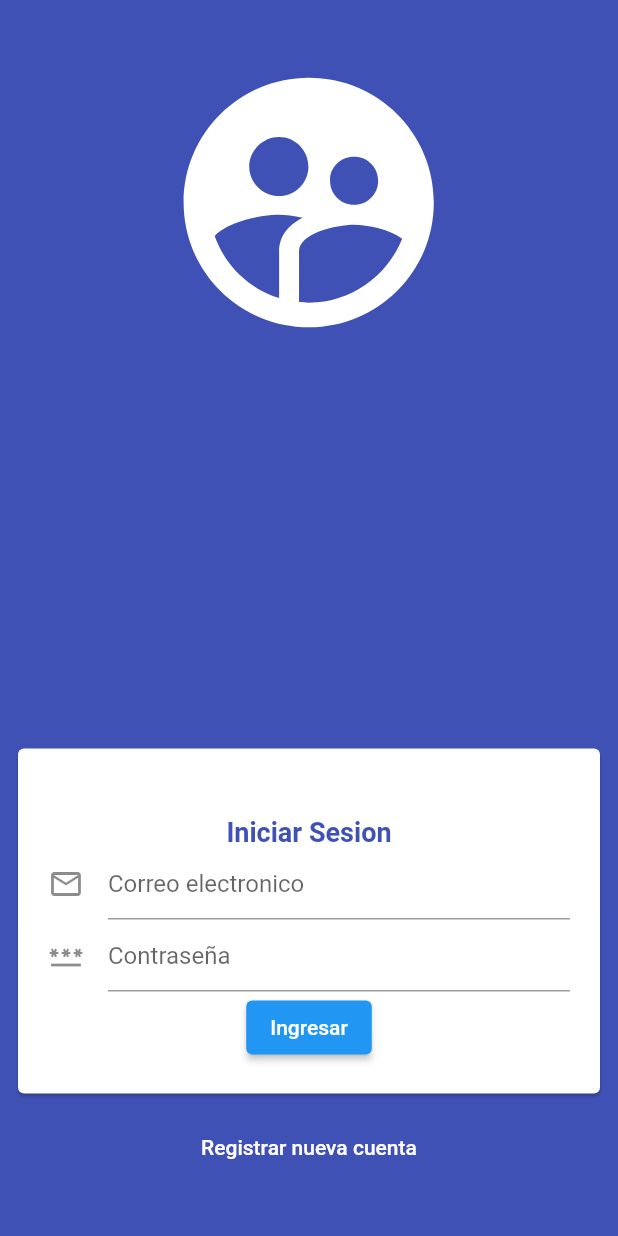
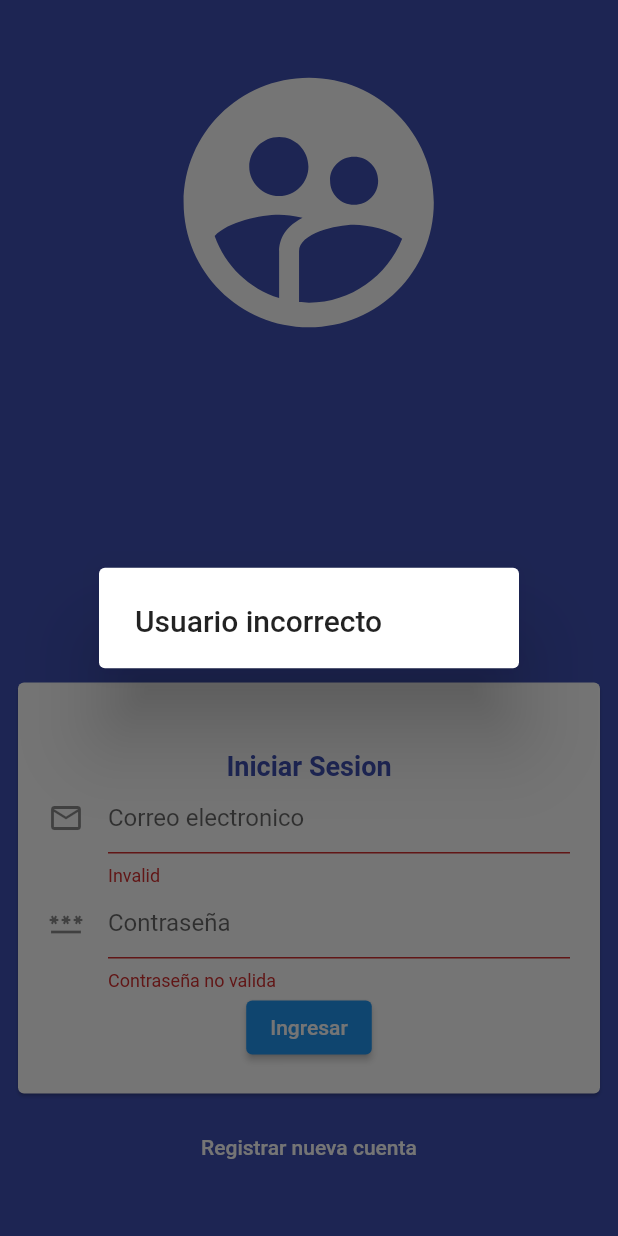
Before and after one commit to LeopoldoIII/flutter_bootcamp, a Flutter app: the screen it shows after launch, after a tap on "Ingresar", on a phone screen of 412 x 824 dp. Run offline on Flutter 3.47's test engine with Material 2 defaults, Android fonts, the phone set to English and light mode, and no system bars.

Commit message:
Login validation

```diff
--- a/lib/providers/login_provider.dart
+++ b/lib/providers/login_provider.dart
@@ -1,7 +1,20 @@
 import 'package:flutter/material.dart';
+import 'dart:convert';
+import 'package:http/http.dart' as http;
 
 class LoginProvider extends ChangeNotifier {
   LoginProvider() {
     print("IniciandoLoginProvider");
   }
+
+  Future<bool> loginUser(Map<String, String> formData) async {
+    var url = Uri.parse(
+        'https://identitytoolkit.googleapis.com/v1/accounts:signInWithPassword?key=');
+
+    var response = await http.post(url, body: jsonEncode(formData));
+    if (response.statusCode == 200) {
+      return true;
+    }
+    return false;
+  }
 }
--- a/lib/screens/login_screen.dart
+++ b/lib/screens/login_screen.dart
@@ -1,17 +1,28 @@
 import 'package:flutter/material.dart';
+import 'package:flutter_bootcamp/providers/providers.dart';
+import 'package:provider/provider.dart';
 
-class LoginScreen extends StatelessWidget {
+class LoginScreen extends StatefulWidget {
   const LoginScreen({super.key});
 
   @override
+  State<LoginScreen> createState() => _LoginScreenState();
+}
+
+class _LoginScreenState extends State<LoginScreen> {
+  var formKey = GlobalKey<FormState>();
+  Map<String, String> formData = {'email': '', 'password': ''};
+
+  @override
   Widget build(BuildContext context) {
+    final loginProvider = Provider.of<LoginProvider>(context);
     return Scaffold(
       body: Container(
         width: double.infinity,
         color: Colors.indigo,
         child: Column(children: [
-          SizedBox(height: 35),
-          Icon(
+          const SizedBox(height: 35),
+          const Icon(
             Icons.supervised_user_circle,
             size: 200,
             color: Colors.white,
@@ -21,8 +32,10 @@ class LoginScreen extends StatelessWidget {
             padding: const EdgeInsets.all(8.0),
             child: Card(
               child: Container(
-                padding: EdgeInsets.all(20),
+                padding: const EdgeInsets.all(20),
                 width: double.infinity,
+                child: Form(
+                  key: formKey,
                   child: Column(
                     children: [
                       const SizedBox(height: 25),
@@ -33,19 +46,59 @@ class LoginScreen extends StatelessWidget {
                               fontWeight: FontWeight.bold,
                               fontSize: 18)),
                       TextFormField(
+                        onChanged: (value) {
+                          formData['email'] = value;
+                        },
+                        validator: (value) {
+                          if (value!.length < 5) {
+                            return "Invalid";
+                          }
+                          return null;
+                        },
                         decoration: const InputDecoration(
                             icon: Icon(Icons.email_outlined),
                             hintText: 'Correo electronico'),
                       ),
                       TextFormField(
+                        onChanged: (value) {
+                          formData['password'] = value;
+                        },
+                        validator: (value) {
+                          if (value!.length < 3) {
+                            return "Contraseña no valida";
+                          }
+                          return null;
+                        },
                         obscureText: true,
                         decoration: const InputDecoration(
                             icon: Icon(Icons.password_outlined),
                             hintText: 'Contraseña'),
                       ),
                       ElevatedButton(
-                        onPressed: () {}, child: const Text('Ingresar'))
+                          onPressed: () async {
+                            if (formKey.currentState!.validate()) {
+                              bool respuesta =
+                                  await loginProvider.loginUser(formData);
+                              if (respuesta) {
+                                showDialog(
+                                    context: context,
+                                    builder: (context) {
+                                      return const AlertDialog(
+                                          title: Text('Usuario correcto'));
+                                    });
+                              }
+                            } else {
+                              showDialog(
+                                  context: context,
+                                  builder: (context) {
+                                    return const AlertDialog(
+                                        title: Text('Usuario incorrecto'));
+                                  });
+                            }
+                          },
+                          child: const Text('Ingresar'))
                     ],
+                  ),
                 ),
               ),
             ),
@@ -54,11 +107,11 @@ class LoginScreen extends StatelessWidget {
               onPressed: () {
                 Navigator.pushNamed(context, 'register');
               },
-              child: Text(
+              child: const Text(
                 'Registrar nueva cuenta',
                 style: TextStyle(color: Colors.white),
               )),
-          SizedBox(height: 35),
+          const SizedBox(height: 35),
         ]),
       ),
     );
```
Lines whose indentation alone changed are shown as unchanged.
